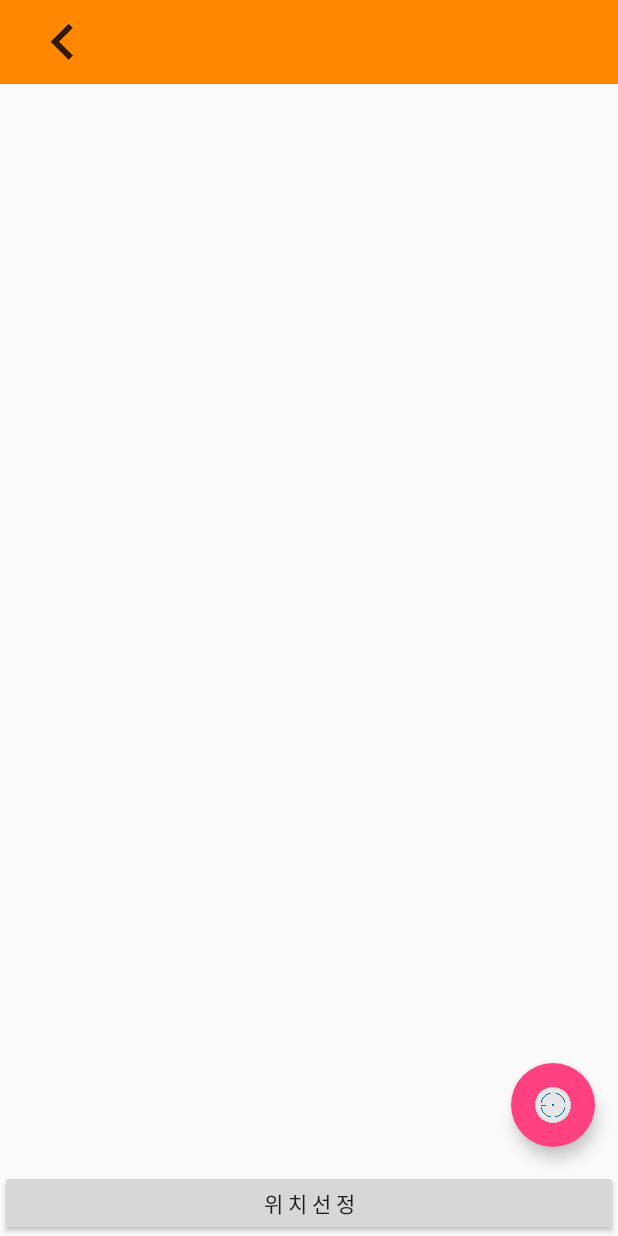
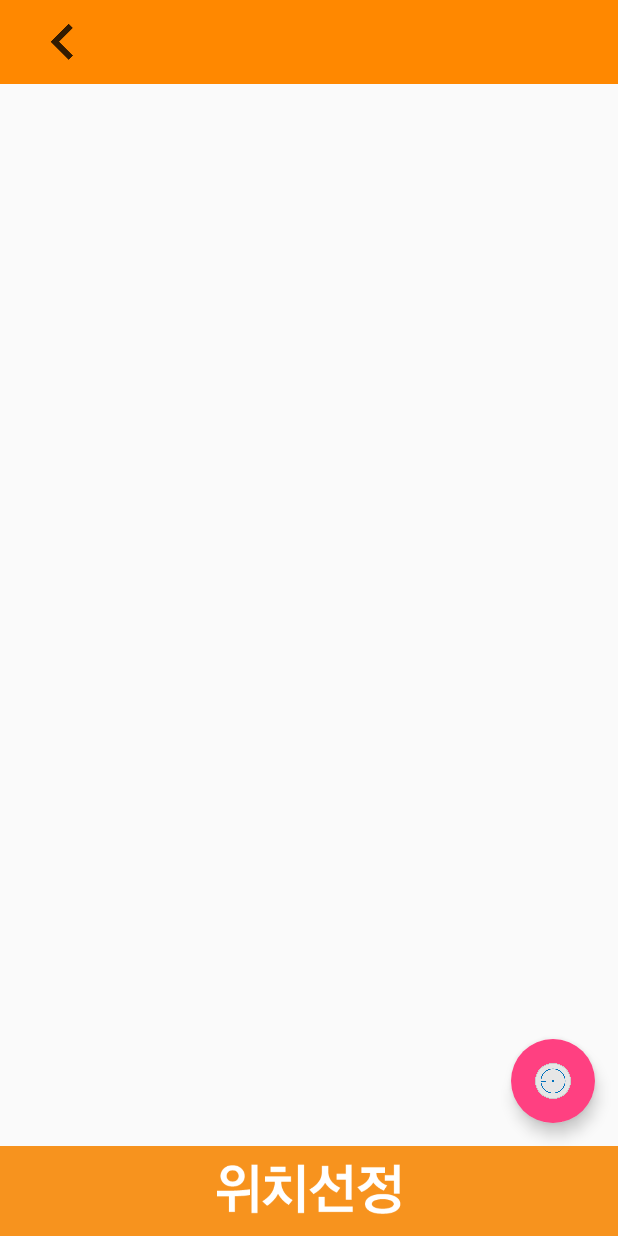
Before and after one commit to Onedelay/TMI, an Android app: the layout host_making.xml on its own in the app's theme, with its tools: preview values and no code run, on a phone screen of 412 x 824 dp. Run offline under Robolectric (Android 15) with nearby library versions, the phone set to English and light mode, and no system bars.

Commit message:
디자인 일부 적용

```diff
--- a/app/src/main/AndroidManifest.xml
+++ b/app/src/main/AndroidManifest.xml
@@ -17,9 +17,9 @@
     <application
 
         android:allowBackup="true"
-        android:icon="@mipmap/ic_launcher"
+        android:icon="@drawable/tmi_icon"
         android:label="@string/app_name"
-        android:roundIcon="@mipmap/ic_launcher_round"
+        android:roundIcon="@drawable/tmi_icon"
         android:supportsRtl="true"
         android:theme="@style/AppTheme"
         >
--- a/app/src/main/res/layout/host_making.xml
+++ b/app/src/main/res/layout/host_making.xml
@@ -1,8 +1,7 @@
 <?xml version="1.0" encoding="utf-8"?>
-<android.support.v4.widget.DrawerLayout
-    xmlns:android="http://schemas.android.com/apk/res/android"
+<android.support.v4.widget.DrawerLayout xmlns:android="http://schemas.android.com/apk/res/android"
+    xmlns:app="http://schemas.android.com/apk/res-auto"
     xmlns:tools="http://schemas.android.com/tools"
-    xmlns:app="http://schemas.android.com/apk/res-auto"
     android:id="@+id/drawer_layout"
     android:layout_width="match_parent"
     android:layout_height="match_parent"
@@ -42,36 +41,31 @@
         </android.support.v7.widget.Toolbar>
 
 
-        <RelativeLayout
+        <android.support.constraint.ConstraintLayout
             android:id="@+id/map"
             android:layout_width="match_parent"
-            android:layout_height="match_parent"
-            android:layout_weight="3">
+            android:layout_height="match_parent">
 
             <android.support.design.widget.FloatingActionButton
                 android:id="@+id/myLocationButton"
                 android:layout_width="wrap_content"
                 android:layout_height="wrap_content"
-                android:layout_alignParentBottom="true"
-                android:layout_alignParentRight="true"
-                android:layout_gravity="end|bottom"
-                android:layout_marginBottom="15dp"
-                android:layout_marginEnd="15dp"
+                app:layout_constraintEnd_toEndOf="parent"
+                app:layout_constraintBottom_toTopOf="@id/MTOW"
+                android:layout_margin="15dp"
                 android:src="@drawable/btn_poi"
                 app:borderWidth="0dp"
                 app:elevation="6dp"
                 app:fabSize="normal"
-                app:pressedTranslationZ="12dp"/>
-        </RelativeLayout>
+                app:pressedTranslationZ="12dp" />
 
-
-        <Button
-            android:id="@+id/MTOW"
-            android:layout_width="match_parent"
-            android:layout_height="wrap_content"
-            android:layout_weight="0.1"
-            android:text="위 치 선 정" />
-
+            <Button
+                android:id="@+id/MTOW"
+                android:layout_width="match_parent"
+                android:layout_height="60dp"
+                android:background="@drawable/btn_set_position"
+                app:layout_constraintBottom_toBottomOf="parent"/>
+        </android.support.constraint.ConstraintLayout>
 
     </LinearLayout>
 
@@ -81,7 +75,7 @@
         android:layout_height="match_parent"
         android:layout_gravity="end"
         app:headerLayout="@layout/drawer_header"
-        app:menu="@menu/drawer"/>
+        app:menu="@menu/drawer" />
 
 
 </android.support.v4.widget.DrawerLayout>
--- a/app/src/main/res/layout/host_writing.xml
+++ b/app/src/main/res/layout/host_writing.xml
@@ -142,11 +142,11 @@
         <Button
             android:id="@+id/WTOS"
             android:layout_width="match_parent"
-            android:layout_height="50dp"
+            android:layout_height="40dp"
             android:layout_gravity="bottom"
             android:layout_weight="0.5"
             android:gravity="bottom|center"
-            android:text="지정 완료" />
+            android:background="@drawable/btn_collect"/>
     </LinearLayout>
 
     <android.support.design.widget.NavigationView
```
Also changed, not shown: app/src/main/java/com/inu/tmi/activity/guest/Guest_ParticipaintingActivity.java (+0 -10 lines), app/src/main/res/layout/guest_participainting.xml (+1 -9 lines), app/src/main/res/drawable/btn_collect.png (added), app/src/main/res/drawable/btn_set_position.png (added).
